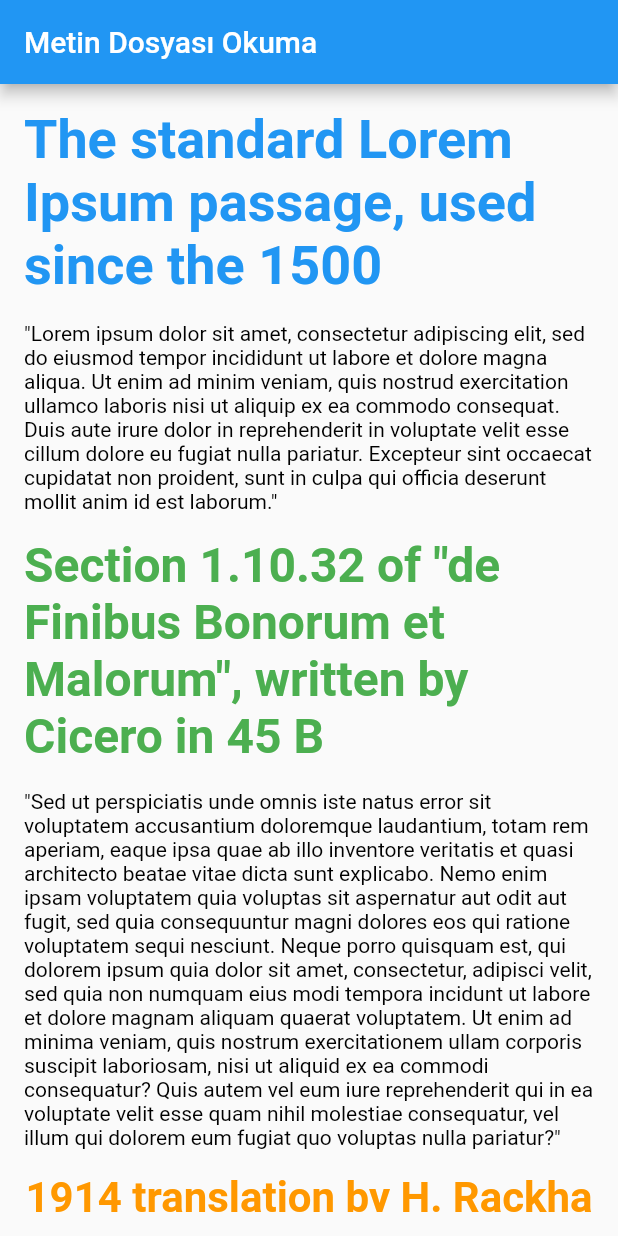
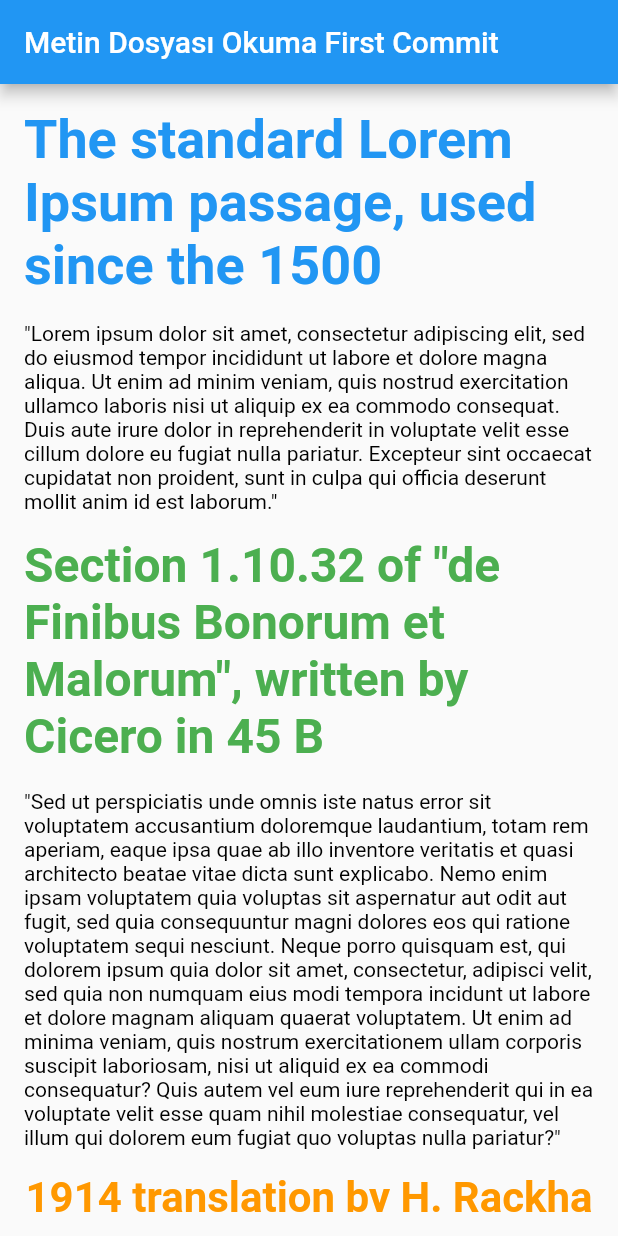
Before and after one commit to Metehan-DER/Flutter_Txt_View, a Flutter app: the screen it shows after launch, on a phone screen of 412 x 824 dp. Run offline on Flutter 3.47's test engine with Material 2 defaults, Android fonts, the phone set to English and light mode, and no system bars.

Commit message:
second commit

```diff
--- a/lib/main.dart
+++ b/lib/main.dart
@@ -41,7 +41,7 @@ class _MyHomePageState extends State<MyHomePage> {
   Widget build(BuildContext context) {
     return Scaffold(
       appBar: AppBar(
-        title: Text('Metin Dosyası Okuma'),
+        title: Text('Metin Dosyası Okuma First Commit'),
       ),
       body: Center(
         child: Padding(
```
